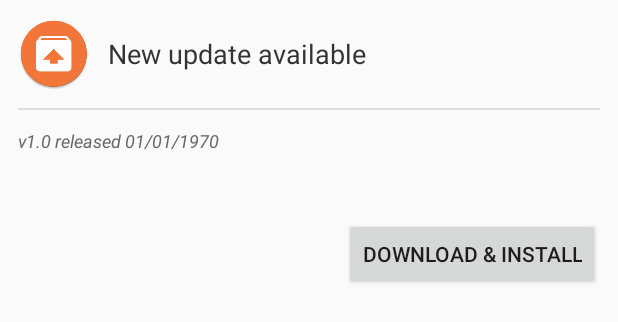
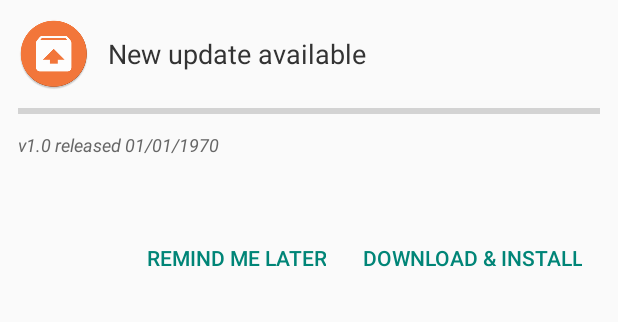
Before and after one commit to 7LPdWcaW/GrowUpdater-Android, an Android app: the layout download_view.xml on its own in the app's theme, with its tools: preview values and no code run, on a phone screen of 412 x 824 dp. Shown: the top 322 px of the screen. Run offline under Robolectric (Android 15) with nearby library versions, the phone set to English and light mode, and no system bars.

Commit message:
Added download functionality and UI population

```diff
--- a/app/src/main/res/layout/download_view.xml
+++ b/app/src/main/res/layout/download_view.xml
@@ -23,11 +23,12 @@
 			android:drawablePadding="12dp"
 		/>
 
-		<View
+		<ProgressBar
 			android:layout_width="match_parent"
-			android:layout_height="1dp"
-			android:background="#ffdedede"
+			android:layout_height="4dp"
+			android:id="@+id/progress"
 			android:layout_marginTop="12dp"
+			style="@style/Widget.AppCompat.ProgressBar.Horizontal"
 		/>
 
 		<TextView
@@ -50,13 +51,28 @@
 			android:layout_marginTop="12dp"
 		/>
 
-		<Button
+		<LinearLayout
 			android:layout_width="wrap_content"
 			android:layout_height="wrap_content"
-			android:id="@+id/download"
-			android:text="Download &amp; install"
+			android:orientation="horizontal"
 			android:layout_gravity="right"
 			android:layout_marginTop="12dp"
-		/>
+		>
+			<Button
+				android:layout_width="wrap_content"
+				android:layout_height="wrap_content"
+				android:id="@+id/cancel"
+				android:text="Remind me later"
+				style="@style/Widget.AppCompat.Button.Borderless.Colored"
+			/>
+
+			<Button
+				android:layout_width="wrap_content"
+				android:layout_height="wrap_content"
+				android:id="@+id/download"
+				android:text="Download &amp; install"
+				style="@style/Widget.AppCompat.Button.Borderless.Colored"
+			/>
+		</LinearLayout>
 	</LinearLayout>
 </ScrollView>
```
Also changed, not shown: app/src/main/java/me/anon/grow/updater/DownloadActivity.java (+124 -0 lines).
